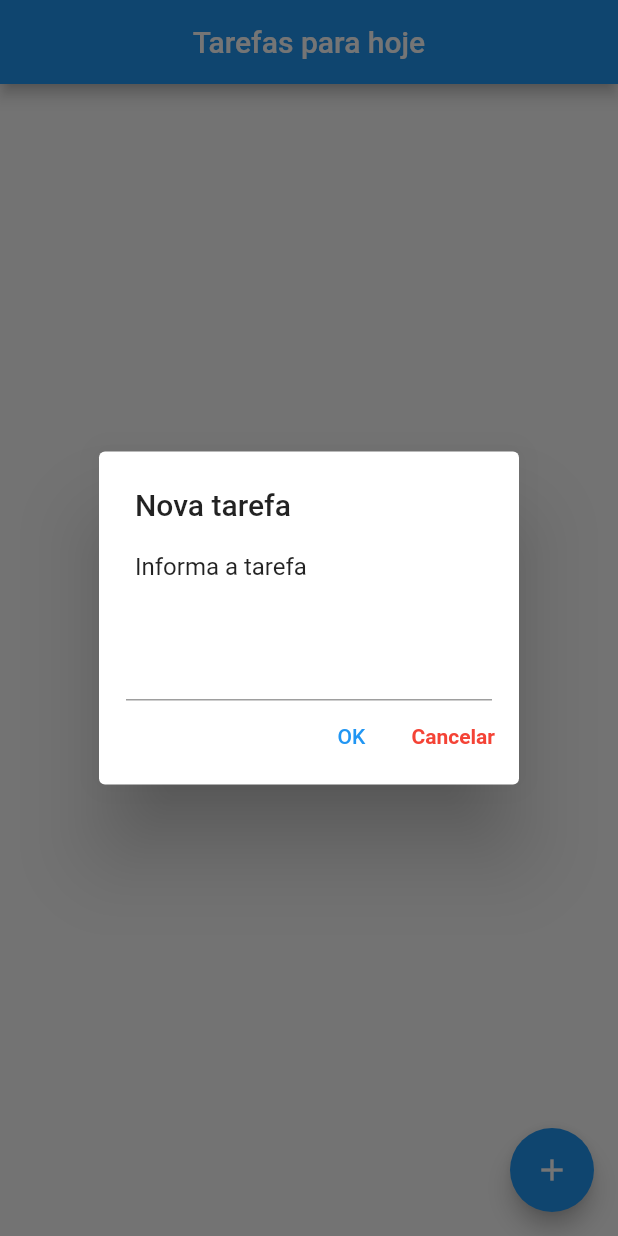
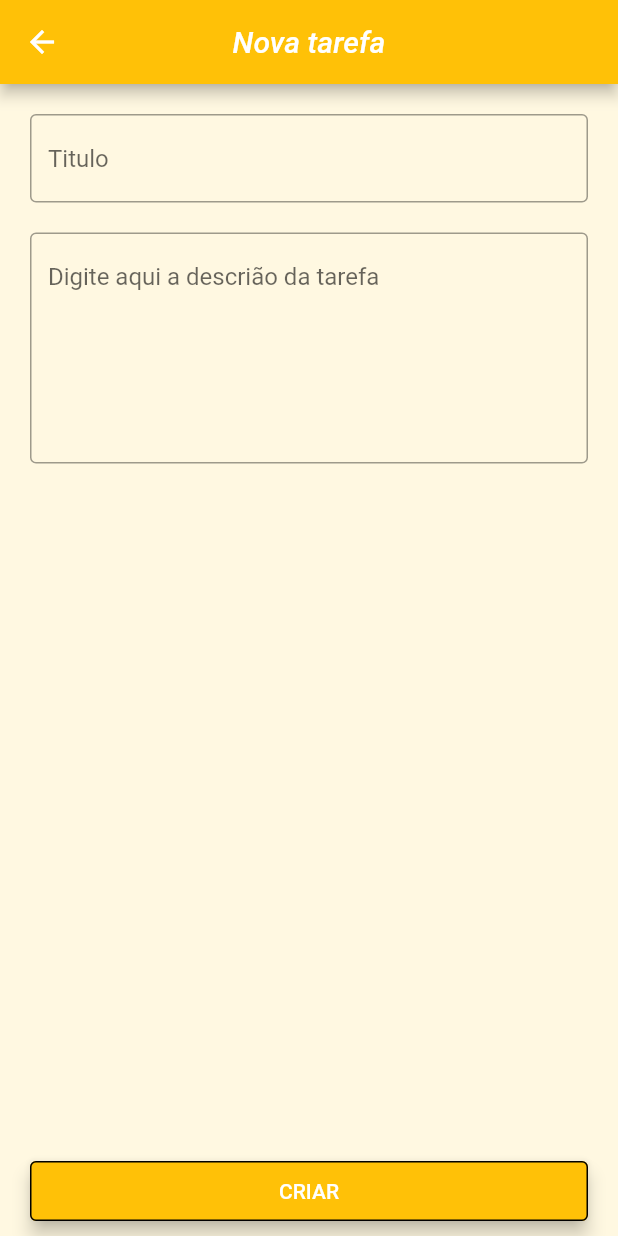
Before and after one commit to IMoisasZ/todo-list-flutter, a Flutter app: the screen it shows after launch, after a tap on the "add" icon, on a phone screen of 412 x 824 dp. Run offline on Flutter 3.47's test engine with Material 2 defaults, Android fonts, the phone set to English and light mode, and no system bars; missing offline and left inert: cupertino_list_tile.

Commit message:
created the validation, change of page and formatation with theme to android

```diff
--- a/lib/apps/app_android.dart
+++ b/lib/apps/app_android.dart
@@ -1,13 +1,30 @@
 import 'package:flutter/material.dart';
-import '../pages/home_page_android.dart';
+import 'package:todolist/pages/home_page_android.dart';
+import '../pages/new_task_page_android.dart';
 
 class MyApp extends StatelessWidget {
   const MyApp({Key? key}) : super(key: key);
 
   @override
   Widget build(BuildContext context) {
-    return const MaterialApp(
+    return MaterialApp(
       debugShowCheckedModeBanner: false,
+      theme: ThemeData(
+        colorScheme: ColorScheme.fromSwatch().copyWith(
+          primary: Colors.amber,
+          secondary: Colors.black,
+        ),
+        scaffoldBackgroundColor: Colors.amber.shade50,
+        textTheme: TextTheme(
+          headline5: TextStyle(fontWeight: FontWeight.bold),
+          headline6: TextStyle(fontStyle: FontStyle.italic, color: Colors.blue)
+        ),
+        elevatedButtonTheme: ElevatedButtonThemeData(style: ElevatedButton.styleFrom(
+          elevation: 5,
+          side: BorderSide(width: 1, color: Colors.black
+          ),
+        ))
+      ),
       home: HomePage(),
     );
   }
--- a/lib/apps/app_ios.dart
+++ b/lib/apps/app_ios.dart
@@ -1,5 +1,8 @@
 import 'package:flutter/cupertino.dart';
 import 'package:todolist/pages/home_page_ios.dart';
+import 'package:todolist/pages/new_task_page_android.dart';
+
+import '../pages/new_task_page_IOS.dart';
 
 class MyApp extends StatelessWidget {
   const MyApp({Key? key}) : super(key: key);
@@ -8,7 +11,7 @@ class MyApp extends StatelessWidget {
   Widget build(BuildContext context) {
     return CupertinoApp(
       debugShowCheckedModeBanner: false,
-      home: HomePage(),
+      home: NewTaskPageIOS(),
     );
   }
 }
--- /dev/null
+++ b/lib/data/task.dart
@@ -0,0 +1,5 @@
+class Task {
+  Task({required this.title, this.description = ''});
+  String title;
+  String description;
+}
--- a/lib/pages/home_page_android.dart
+++ b/lib/pages/home_page_android.dart
@@ -1,4 +1,7 @@
 import 'package:flutter/material.dart';
+import 'package:todolist/pages/new_task_page_android.dart';
+
+import '../data/task.dart';
 
 class HomePage extends StatefulWidget {
   const HomePage({Key? key}) : super(key: key);
@@ -21,10 +24,11 @@ class _HomePageState extends State<HomePage> {
       ),
       body: ListView.separated(
         itemCount: rowItems.length,
-        itemBuilder: (BuildContext context, int position){
+        itemBuilder: (BuildContext context, int position) {
           return rowItems[position];
         },
-        separatorBuilder: (BuildContext context, int position) => Divider(color: Colors.grey.shade600,),
+        separatorBuilder: (BuildContext context, int position) =>
+            Divider(color: Colors.grey.shade600,),
       ),
 
       // ListView.builder(
@@ -56,64 +60,74 @@ class _HomePageState extends State<HomePage> {
 
       floatingActionButton: FloatingActionButton(
         onPressed: () {
+          //Using the showDialog
           //   ScaffoldMessenger.of(context).showSnackBar(
           //       SnackBar(
           //           content: Text('Clicou no floatActioButton'),
           //           action: SnackBarAction(label: 'Desfazer', onPressed: () {print('Cliclou no desfazer');}),
           //       ));
           //
-          showDialog(context: context, builder: (BuildContext contex) {
-            return AlertDialog(
-              title: Text('Nova tarefa'),
-              content: Text('Informa a tarefa'),
-              actions: [
-                Padding(
-                  padding: EdgeInsets.symmetric(horizontal: 10.0),
-                  child: TextField(controller: _editingController,),
-                ),
-                Row(
-                    mainAxisAlignment: MainAxisAlignment.end,
-                    children:[
-                      TextButton(onPressed: () {
-                        Navigator.of(context).pop();
-                        setState(() {
-                          rowItems.add(RowItem(title: _editingController.text));
-                          _editingController.text = '';
-                        });
-                      },
-                          child: Text('OK')
-                      ),
-                      TextButton(
-                        style: TextButton.styleFrom(textStyle: TextStyle(fontWeight: FontWeight.bold)),
-                        onPressed: () {
-                          Navigator.of(context).pop();
-                        },
-                        child: const Text('Cancelar', style: TextStyle(color: Colors.red),),
-                      ),
-                    ]
-                )
-
-
-
-              ],
-            );
+          // showDialog(context: context, builder: (BuildContext contex) {
+          //   return AlertDialog(
+          //     title: Text('Nova tarefa'),
+          //     content: Text('Informa a tarefa'),
+          //     actions: [
+          //       Padding(
+          //         padding: EdgeInsets.symmetric(horizontal: 10.0),
+          //         child: TextField(controller: _editingController,),
+          //       ),
+          //       Row(
+          //           mainAxisAlignment: MainAxisAlignment.end,
+          //           children:[
+          //             TextButton(onPressed: () {
+          //               Navigator.of(context).pop();
+          //               setState(() {
+          //                 rowItems.add(RowItem(title: _editingController.text));
+          //                 _editingController.text = '';
+          //               });
+          //             },
+          //                 child: Text('OK')
+          //             ),
+          //             TextButton(
+          //               style: TextButton.styleFrom(textStyle: TextStyle(fontWeight: FontWeight.bold)),
+          //               onPressed: () {
+          //                 Navigator.of(context).pop();
+          //               },
+          //               child: const Text('Cancelar', style: TextStyle(color: Colors.red),),
+          //             ),
+          //           ]
+          //       )
+          //
+          //
+          //
+          //     ],
+          //   );
+          //Using a route
+          final Future<Task?> future = Navigator.of(context).push(
+              MaterialPageRoute(
+                  builder: (context) => NewTaskPageAndroid()));
+          future.then((task) => {
+            setState(() {
+                rowItems.add(RowItem(title: task?.title ?? '', desc: task?.description ?? ''));
+            })
           });
         },
-
         child: const Icon(Icons.add),
       ),
-      // drawer: Drawer(
-      //   child: Text('Configuração')
-      // ),
-      //  drawer open a screen left side
     );
   }
 }
+// drawer: Drawer(
+//   child: Text('Configuração')
+// ),
+//  drawer open a screen left side
+
 
 class RowItem extends StatefulWidget {
-  RowItem({Key? key, required this.title, this.isDone = false, this.isSelected = false}) : super(key: key);
+  RowItem({Key? key, required this.title, this.desc = '', this.isDone = false, this.isSelected = false}) : super(key: key);
 
   String title;
+  String desc;
   bool isDone;
   bool isSelected;
 
@@ -125,7 +139,8 @@ class _RowItemState extends State<RowItem> {
   @override
   Widget build(BuildContext context) {
     return ListTile(
-      title: Text(widget.title),
+      title: Text(widget.title, style: Theme.of(context).textTheme.headline5,),
+      subtitle: Text(widget.desc, style: Theme.of(context).textTheme.headline6,),
       // subtitle: Text('Sub'),
       // leading: Icon(Icons.abc),
       trailing: widget.isDone ? Icon(Icons.done) : null,
--- /dev/null
+++ b/lib/pages/new_task_page_IOS.dart
@@ -0,0 +1,10 @@
+import 'package:flutter/cupertino.dart';
+
+class NewTaskPageIOS extends StatelessWidget {
+  const NewTaskPageIOS({Key? key}) : super(key: key);
+
+  @override
+  Widget build(BuildContext context) {
+    return CupertinoPageScaffold(child: Container(color: CupertinoColors.activeBlue,));
+  }
+}
--- /dev/null
+++ b/lib/pages/new_task_page_android.dart
@@ -0,0 +1,103 @@
+import 'package:flutter/material.dart';
+
+import '../data/task.dart';
+
+class NewTaskPageAndroid extends StatefulWidget {
+  const NewTaskPageAndroid({Key? key}) : super(key: key);
+
+  @override
+  State<NewTaskPageAndroid> createState() => _NewTaskPageAndroidState();
+}
+
+class _NewTaskPageAndroidState extends State<NewTaskPageAndroid> {
+  final TextEditingController _titleController = TextEditingController();
+  final TextEditingController _descController = TextEditingController();
+
+  String? _titleError;
+  String? _descError;
+
+  @override
+  Widget build(BuildContext context) {
+    return Scaffold(
+      appBar: AppBar(title: const Text(
+          'Nova tarefa'),
+        centerTitle: true,),
+      body: SafeArea(
+        child: Padding(
+          padding: const EdgeInsets.only(top: 10),
+          child: Column(
+            mainAxisSize: MainAxisSize.min,
+            children: [
+              Padding(
+                padding: EdgeInsets.symmetric(
+                  horizontal: 20.0,
+                  vertical: 10.0,
+                ),
+                child: TextField(
+                  decoration: InputDecoration(
+                    hintText: 'Titulo',
+                    errorText: _titleError,
+                    border: OutlineInputBorder(),
+                  ),
+                  controller: _titleController,
+                ),
+              ),
+              Padding(
+                padding: EdgeInsets.symmetric(
+                  horizontal: 20.0,
+                  vertical: 10.0,
+                ),
+                child: TextField(
+                  controller: _descController,
+                  decoration: InputDecoration(
+                    hintText: 'Digite aqui a descrião da tarefa',
+                    errorText: _descError,
+                    border: OutlineInputBorder(),
+                  ),
+                  maxLines: 6,
+                ),
+              ),
+
+              Expanded(child: Container(),
+              ),
+              Padding(
+                padding: const EdgeInsets.symmetric(
+                  horizontal: 20.0,
+                  vertical: 10.0,
+                ),
+                child: SizedBox(
+                  width: double.infinity,
+                  height: 40,
+                  child: ElevatedButton(
+                    child: Text('Criar'.toUpperCase()),
+                    onPressed: () => _createClick(context),
+                  ),
+                ),
+              ),
+            ],
+          ),
+        ),
+      ),
+    );
+  }
+  void _createClick(BuildContext context) {
+    String title = _titleController.text.toString();
+    String desc = _descController.text.toString();
+
+    setState(() => {
+      _titleError = title.isEmpty ? 'O titulo deve ser preenchido' : null,
+      _descError =  desc.isEmpty ?  'A descrição deve ser preenchida' : null,
+    });
+
+    if(title.isEmpty || desc.isEmpty){
+      return;
+    }
+
+    _titleError = '';
+    _descError = '';
+
+
+    final task = Task(title: title, description: desc);
+    Navigator.pop(context, task);
+  }
+}
```
Also changed, not shown: 1 other file.
